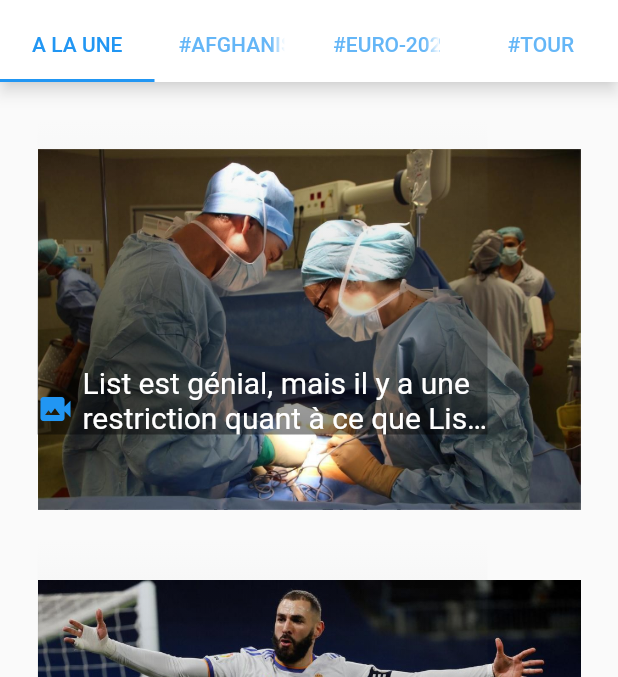
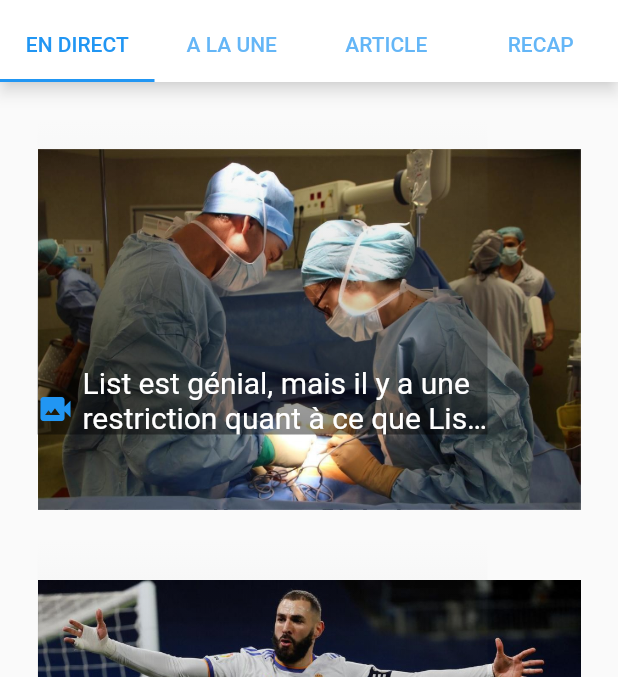
Before and after one commit to agromwinda-mobile-trainee/data, a Flutter app: the screen it shows after launch, on a phone screen of 412 x 824 dp, the part 74-751 px from its top. Run offline on Flutter 3.47's test engine with Material 2 defaults, Android fonts, the phone set to English and light mode, and no system bars; our stand-ins replace carousel_slider.

Commit message:
added carousel page

```diff
--- a/lib/features/article/data/local_data.dart
+++ b/lib/features/article/data/local_data.dart
@@ -2,16 +2,32 @@ final List images = [
   {
     "image": "assets/img/un.jpg",
     "text":
-        "List est génial, mais il y a une restriction quant à ce que List peut être en dehors des corps de fonction méthode"
+        "List est génial, mais il y a une restriction quant à ce que List peut être en dehors des corps de fonction méthode",
+        "images" : [
+   "assets/img/quatre.jpg",
+   "assets/img/six.jpg",
+   // "assets/img/cinq.jpg"
+  ]
   },
   {
     "image": "assets/img/quatre.jpg",
     "text":
-        "List est génial, mais il y a une restriction quant à ce que List peut être en dehors des corps de fonction méthode"
+        "List est génial, mais il y a une restriction quant à ce que List peut être en dehors des corps de fonction méthode",
+                "images" : [
+   "assets/img/quatre.jpg",
+   "assets/img/six.jpg",
+    "assets/img/cinq.jpg"
+  ]
   },
   {
     "image": "assets/img/trois.jpg",
     "text":
-        "List est génial, mais il y a une restriction quant à ce que List peut être en dehors des corps de fonction méthode"
+        "List est génial, mais il y a une restriction quant à ce que List peut être en dehors des corps de fonction méthode",
+                "images" : [
+   "assets/img/quatre.jpg",
+   "assets/img/six.jpg",
+    "assets/img/cinq.jpg"
+  ]
   }
+
 ];
--- a/lib/features/article/screens/detail-article/detail_article.dart
+++ b/lib/features/article/screens/detail-article/detail_article.dart
@@ -1,5 +1,8 @@
 import 'package:datatv/features/article/data/local_data.dart';
+import 'package:datatv/features/article/screens/article.dart';
 import 'package:flutter/material.dart';
+import 'package:carousel_slider/carousel_slider.dart';
+import 'package:datatv/features/article/screens/detail-article/caroussel_application.dart';
 
 class DetailArticle extends StatelessWidget {
   const DetailArticle({super.key, required this.article});
@@ -21,9 +24,7 @@ class DetailArticle extends StatelessWidget {
           },
         ),
       ),
-      body:Container(
-
-      ),
+      body: Carousel(images: article["images"]),
     );
   }
 }
--- a/lib/main.dart
+++ b/lib/main.dart
@@ -1,7 +1,6 @@
 import 'package:datatv/screens/home.dart';
 import 'package:flutter/material.dart';
 import 'package:http/http.dart' as http;
-
 void main() => runApp(MyApp());
 
 class MyApp extends StatelessWidget {
--- a/lib/screens/home.dart
+++ b/lib/screens/home.dart
@@ -19,16 +19,16 @@ class _HomescreenState extends State<Homescreen> {
             labelColor: Colors.blue,
             tabs: [
               Tab(
+                text: 'EN DIRECT',
+              ),
+              Tab(
                 text: 'A LA UNE',
               ),
               Tab(
-                text: '#AFGHANISTAN',
+                text: 'ARTICLE',
               ),
               Tab(
-                text: '#EURO-2021',
-              ),
-              Tab(
-                text: '#TOUR',
+                text: 'RECAP',
               ),
             ],
           ),
--- a/pubspec.yaml
+++ b/pubspec.yaml
@@ -37,6 +37,7 @@ dependencies:
   cupertino_icons: ^1.0.2
   dependencies:
   http: ^0.13.5
+  carousel_slider: ^4.2.1
 
 dev_dependencies:
   flutter_test:
```
Also changed, not shown: lib/features/article/screens/detail-article/caroussel_application.dart (added, +103 -0 lines), assets/img/cinq.jpg (added), assets/img/six.jpg (added), pubspec.lock.
